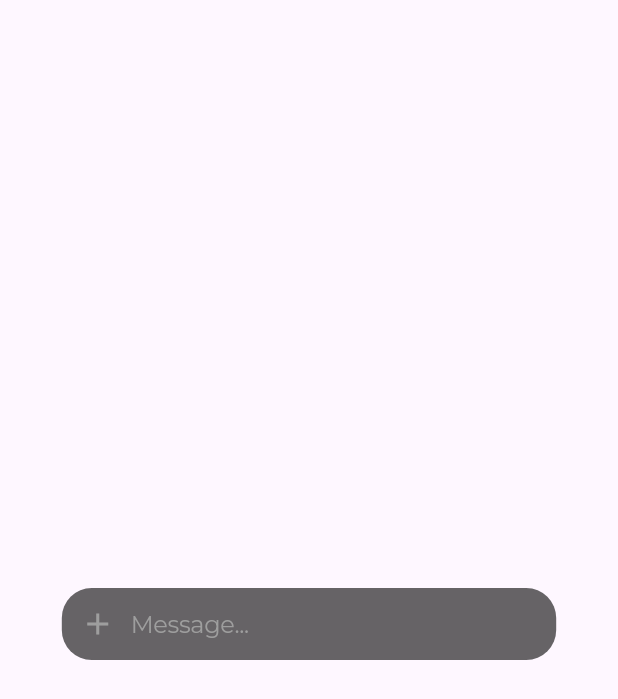
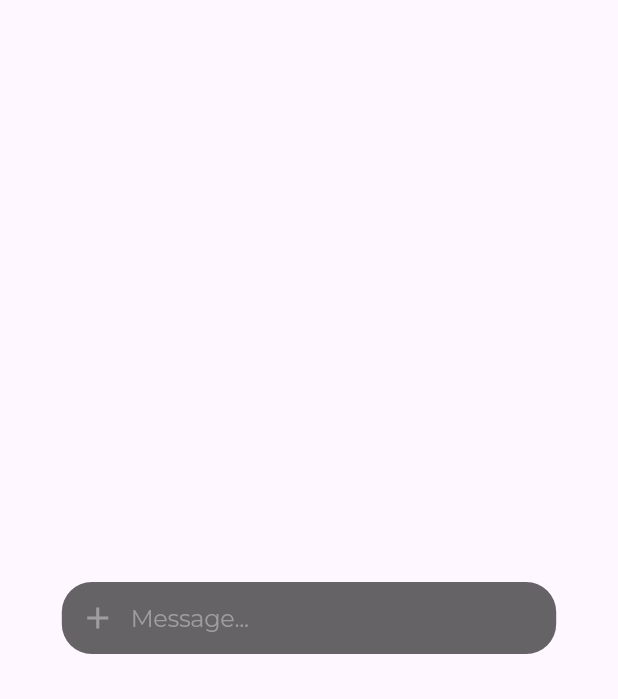
Before and after one commit to OmkarKhilari/our-chat-app, a Flutter app: the screen it shows after launch, on a phone screen of 412 x 824 dp. Shown: the top 699 px of the screen. Run offline on Flutter 3.47's test engine with Material 3 defaults, Android fonts, the phone set to English and light mode, and no system bars; our stand-ins replace google_fonts.

Commit message:
some changes in text field

```diff
--- a/lib/components/custom_textfield.dart
+++ b/lib/components/custom_textfield.dart
@@ -12,7 +12,7 @@ class CustomTextfield extends StatelessWidget {
 
     return Container(
       width: width*0.8,
-      margin: EdgeInsets.only(top: 8),
+      margin: EdgeInsets.only(top: 12, bottom: 12),
       decoration: BoxDecoration(
         color: Color(0xff000000).withOpacity(0.6),
         borderRadius: BorderRadius.circular(20)
```
